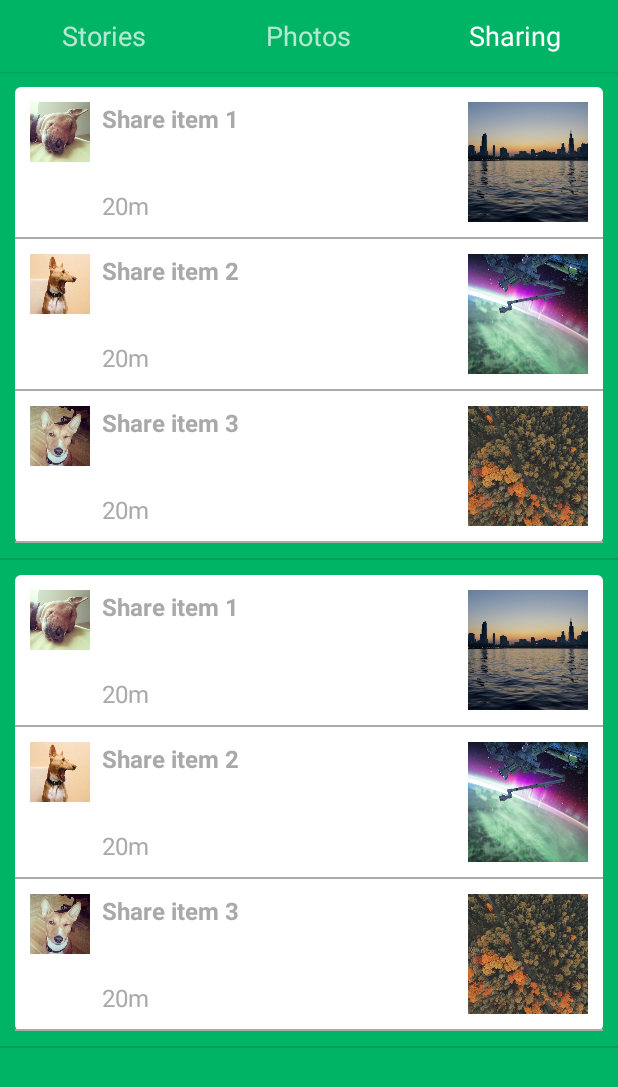
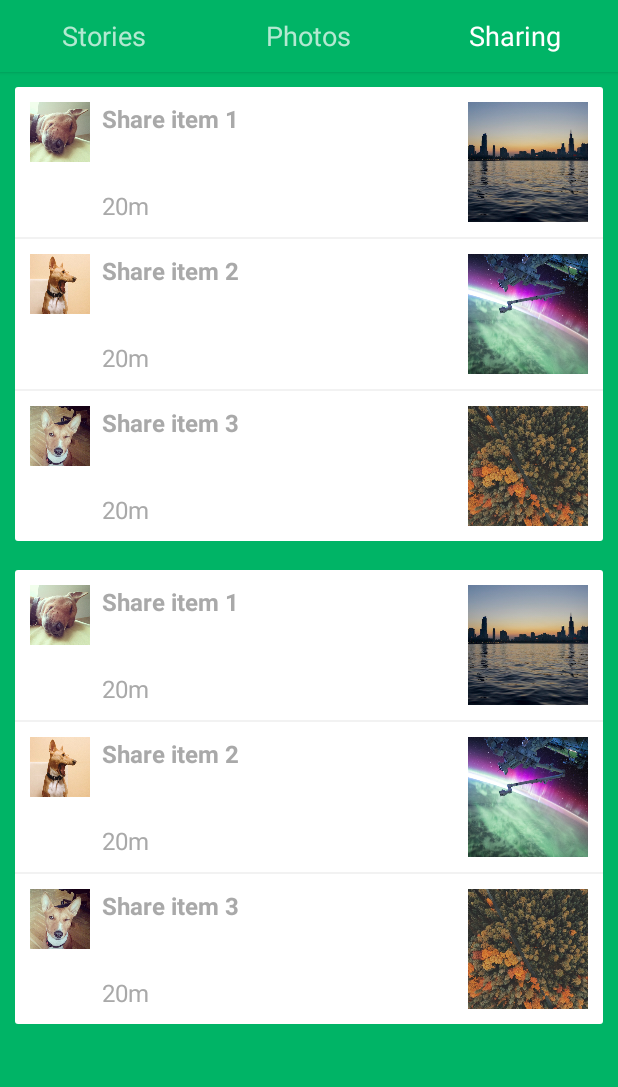
Before and after one commit to iferdelja/colored-tabs, an Android app: the screen it shows after launch (MainActivity), tab 3 chosen, on a phone screen of 412 x 824 dp. Shown: the top 1087 px of the screen. Run offline under Robolectric (Android 15) with nearby library versions, the phone set to English and light mode, and no system bars.

Commit message:
Adjusted share content style.

```diff
--- a/android/ColoredTabs/app/src/main/java/com/ivanferdelja/coloredtabs/ShareStreamAdapter.java
+++ b/android/ColoredTabs/app/src/main/java/com/ivanferdelja/coloredtabs/ShareStreamAdapter.java
@@ -23,8 +23,9 @@ public class ShareStreamAdapter extends ArrayAdapter<ShareStream> {
         ShareItemAdapter adapter = new ShareItemAdapter(getContext());
         adapter.addAll(stream.shareItems);
         streamView.getLayoutParams().height = stream.shareItems.size()
-                * (getContext().getResources().getDimensionPixelSize(R.dimen.share_item_height)
-                + getContext().getResources().getDimensionPixelSize(R.dimen.share_stream_divider_height))
+                * getContext().getResources().getDimensionPixelSize(R.dimen.share_item_height)
+                + (stream.shareItems.size() - 1)
+                * getContext().getResources().getDimensionPixelSize(R.dimen.share_stream_divider_height)
                 + 2 * getContext().getResources().getDimensionPixelSize(R.dimen.fragment_item_inset);
         ((ListView) streamView).setAdapter(adapter);
 
--- a/android/ColoredTabs/app/src/main/res/drawable/fragment_item_inner_background.xml
+++ b/android/ColoredTabs/app/src/main/res/drawable/fragment_item_inner_background.xml
@@ -1,5 +1,5 @@
 <?xml version="1.0" encoding="utf-8"?>
 <shape xmlns:android="http://schemas.android.com/apk/res/android" android:shape="rectangle">
     <solid android:color="@android:color/white"/>
-    <corners android:radius="4dp"/>
+    <corners android:radius="2dp"/>
 </shape>
--- a/android/ColoredTabs/app/src/main/res/layout/fragment_share.xml
+++ b/android/ColoredTabs/app/src/main/res/layout/fragment_share.xml
@@ -4,4 +4,6 @@
           android:layout_height="match_parent"
           android:layout_weight="1"
           android:drawSelectorOnTop="false"
+          android:dividerHeight="0dp"
+          android:divider="@android:color/transparent"
     />
--- a/android/ColoredTabs/app/src/main/res/values/colors.xml
+++ b/android/ColoredTabs/app/src/main/res/values/colors.xml
@@ -5,5 +5,5 @@
     <color name="colorC">#00B466</color>
     <color name="storyTitle">#A9A9A9</color>
     <color name="storyAction">#808080</color>
-
+    <color name="light_grey">#f2f2f2</color>
 </resources>
--- a/android/ColoredTabs/app/src/main/res/values/styles.xml
+++ b/android/ColoredTabs/app/src/main/res/values/styles.xml
@@ -53,7 +53,7 @@
         <item name="android:layout_width">match_parent</item>
         <item name="android:layout_height">wrap_content</item>
         <item name="android:background">@drawable/fragment_item_background</item>
-        <item name="android:divider">@android:color/darker_gray</item>
+        <item name="android:divider">@color/light_grey</item>
         <item name="android:dividerHeight">@dimen/share_stream_divider_height</item>
     </style>
 
```
